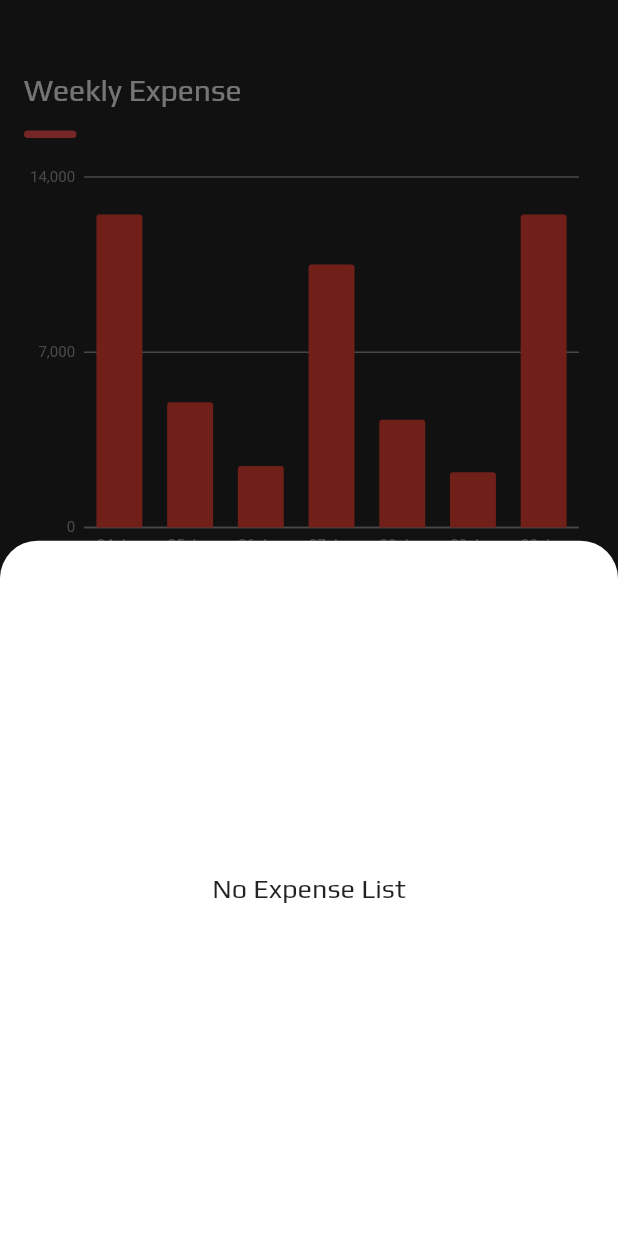
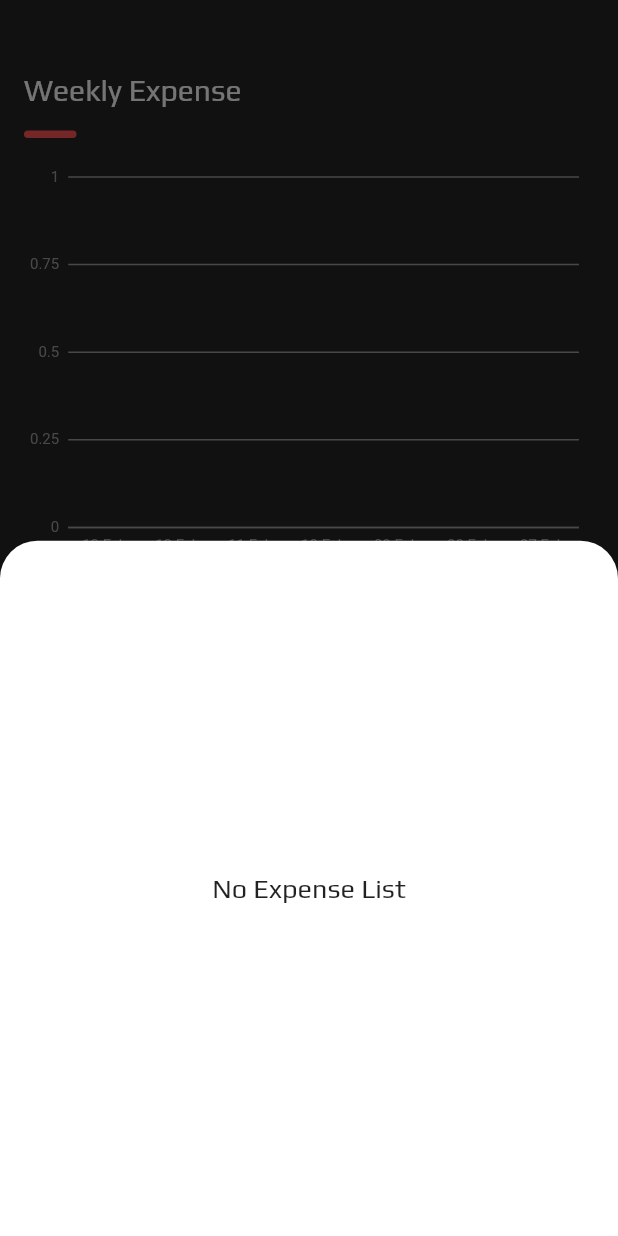
Before and after one commit to lmp95/mobile-expense, a Flutter app: the screen it shows after launch, after a tap on "Expense List", on a phone screen of 412 x 824 dp. Run offline on Flutter 3.47's test engine with Material 2 defaults, Android fonts, the phone set to English and light mode, and no system bars; our stand-ins replace charts_flutter, flutter_slidable, sqflite; missing offline and left inert: flutter_calendar; accounts and stored records are empty.

Commit message:
Weekly Chart in action

```diff
--- a/lib/Database/expense_db.dart
+++ b/lib/Database/expense_db.dart
@@ -76,4 +76,21 @@ class DBProvider {
     }
     return expenseList;
   }
+
+  Future<List<Expense>> lastSevenDays(String date) async {
+    var dbClient = await _db;
+    List<Map> list = await dbClient.rawQuery(
+        "SELECT * FROM expense WHERE date = '$date' ORDER BY id DESC");
+    List<Expense> expenseList = List();
+    for (var i = 0; i < list.length; i++) {
+      expenseList.add(Expense(
+          id: list[i]['id'],
+          item: list[i]['item'],
+          amount: list[i]['price'],
+          category: list[i]['category'],
+          date: list[i]['date'],
+          year: list[i]['year']));
+    }
+    return expenseList;
+  }
 }
--- a/lib/Views/LandingPage/landing_page.dart
+++ b/lib/Views/LandingPage/landing_page.dart
@@ -16,38 +16,60 @@ class _LandingPageState extends State<LandingPage> {
   final GlobalKey<ScaffoldState> scaffoldKey =
       GlobalKey<ScaffoldState>();
   var dateFormat = DateFormat("dd MM yyyy");
+  var last7dateFormat = DateFormat("yyyy-MM-dd");
+  var displayDateFormat = DateFormat("dd MMM");
   var chart;
   var series;
   var loading = false;
+  var _chartLoading = true;
   var item;
   var price;
+  List<Expense> totalAmtList = [];
+  DBProvider dbProvider = DBProvider();
+  List<String> dtList = [];
+  List<String> setDateList = [];
 
   @override
   void initState() {
     super.initState();
-    DBProvider dbProvider = DBProvider();
     dbProvider.initDb();
     _charts();
   }
 
-  _charts() {
-    var data = [
-      Expense(date: '24 Jan', amount: 12500),
-      Expense(date: '25 Jan', amount: 5000),
-      Expense(date: '26 Jan', amount: 2450),
-      Expense(date: '27 Jan', amount: 10500),
-      Expense(date: '28 Jan', amount: 4300),
-      Expense(date: '29 Jan', amount: 2200),
-      Expense(date: '30 Jan', amount: 12500),
-    ];
+  _getLastSevenExpense() async {
+    for (var i = 0; i < 7; i++) {
+      var date = last7dateFormat.format(DateTime.now().subtract(Duration(days: i)));
+      var setDate = displayDateFormat.format(DateTime.now().subtract(Duration(days: i)));
+       await dbProvider.lastSevenDays(date).then((data) {
+        var totalAmt = 0.0;
+          for (var item in data) {
+              if(date == item.date){
+                totalAmt += item.amount;
+              }
+            }
+            var exp = Expense(
+              amount: totalAmt,
+              date: setDate,
+            );
+          totalAmtList.add(exp);
+        }
+      );
+    }
+  }
+
+  _charts() async {
+    await _getLastSevenExpense();
     series = [
       charts.Series(
           domainFn: (Expense expense, _) => expense.date,
           measureFn: (Expense expense, _) => expense.amount,
           colorFn: (_, __) => charts.MaterialPalette.red.shadeDefault,
           id: 'Expense',
-          data: data)
+          data: totalAmtList)
     ];
+    setState(() {
+     _chartLoading = false;
+    });
   }
 
   @override
@@ -110,7 +132,10 @@ class _LandingPageState extends State<LandingPage> {
                                   child: Container(
                                     padding: EdgeInsets.symmetric(
                                         horizontal: 12.0, vertical: 12.0),
-                                    child: charts.BarChart(
+                                    child: _chartLoading == true ? Center(
+                                      child: CircularProgressIndicator(),
+                                    ) :
+                                    charts.BarChart(
                                       series,
                                       domainAxis: new charts.OrdinalAxisSpec(
                                           renderSpec:
```
